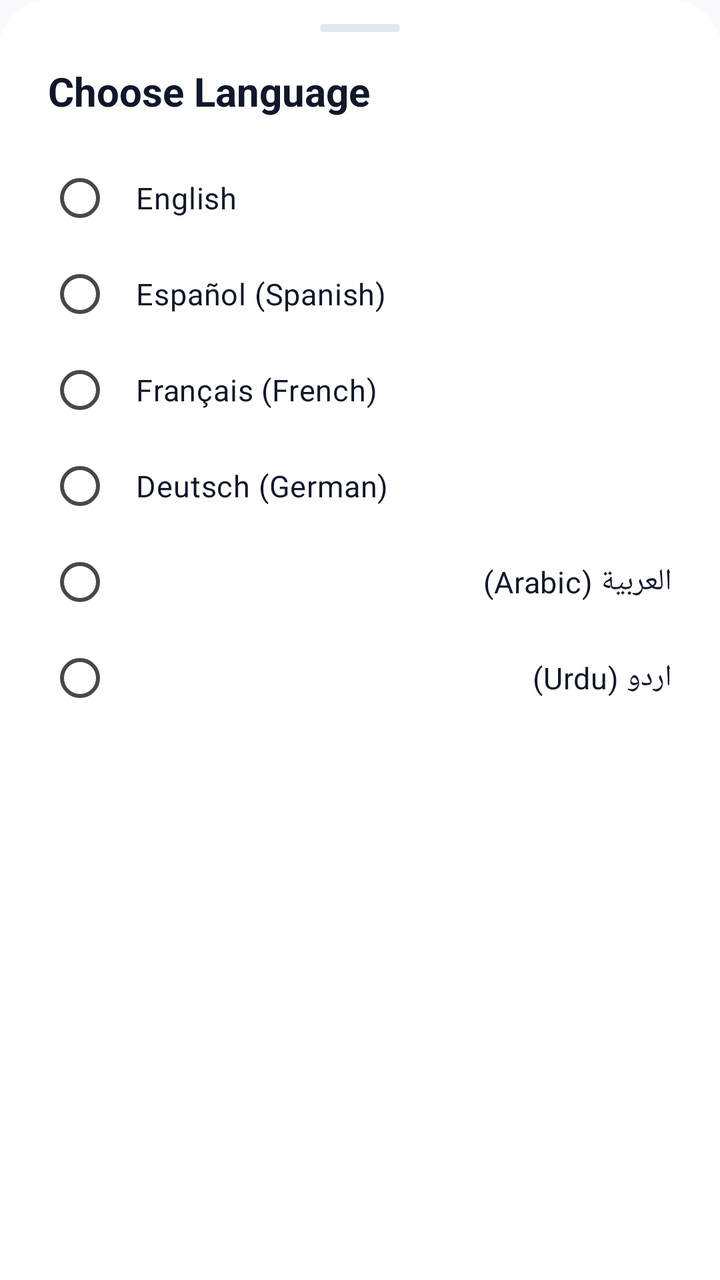
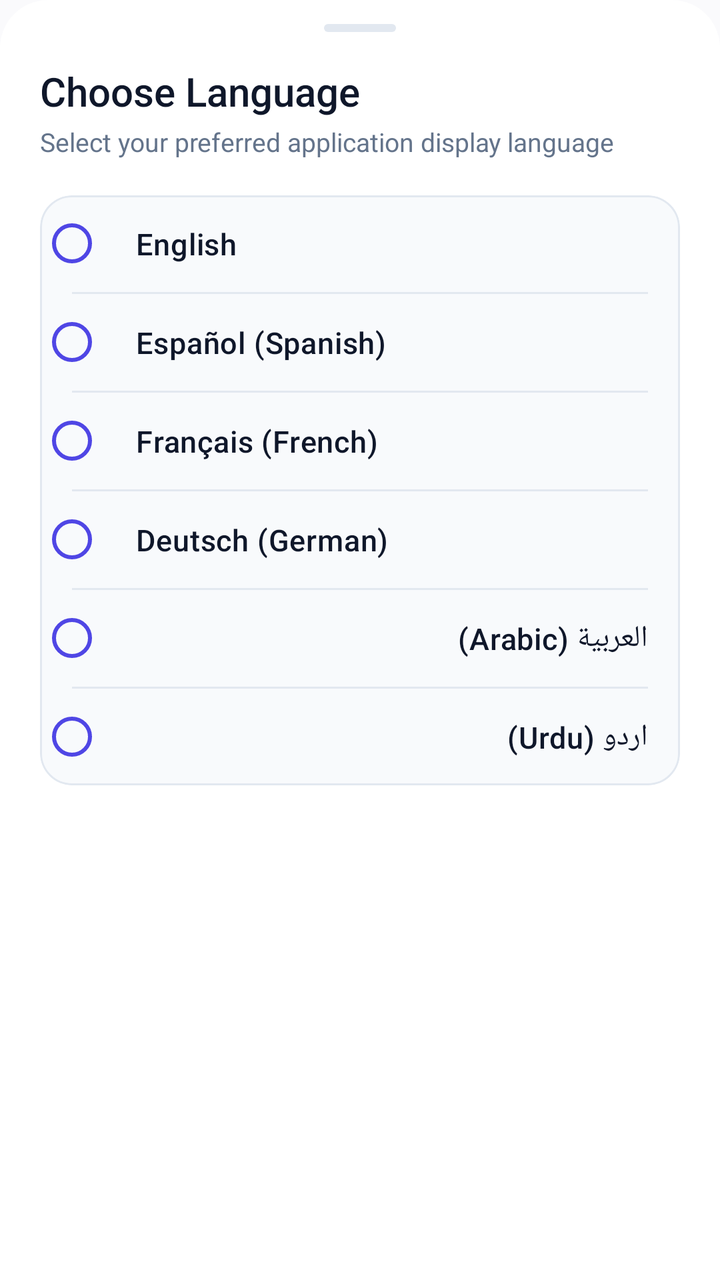

An Android layout rendered at two revisions. The XML below is the earlier revision; the diff shows what the commit changed to produce the second picture.
<!-- AndroidManifest.xml: application theme Theme.VEIL -->
<!-- res/layout/dialog_language_settings.xml -->
<?xml version="1.0" encoding="utf-8"?>
<LinearLayout xmlns:android="http://schemas.android.com/apk/res/android"
    xmlns:app="http://schemas.android.com/apk/res-auto"
    android:layout_width="match_parent"
    android:layout_height="wrap_content"
    android:background="@drawable/bg_bottom_sheet_modern"
    android:orientation="vertical"
    android:paddingStart="24dp"
    android:paddingTop="12dp"
    android:paddingEnd="24dp"
    android:paddingBottom="24dp">

    
    <View
        android:layout_width="40dp"
        android:layout_height="4dp"
        android:layout_gravity="center_horizontal"
        android:layout_marginBottom="16dp"
        android:background="@drawable/bg_attach_item"
        android:backgroundTint="@color/colorOutline" />

    <TextView
        android:layout_width="wrap_content"
        android:layout_height="wrap_content"
        android:text="Choose Language"
        android:textColor="@color/colorTextPrimary"
        android:textSize="20sp"
        android:textStyle="bold" />

    <RadioGroup
        android:id="@+id/rgLanguages"
        android:layout_width="match_parent"
        android:layout_height="wrap_content"
        android:layout_marginTop="16dp">

        <RadioButton
            android:id="@+id/rbLangEn"
            android:layout_width="match_parent"
            android:layout_height="wrap_content"
            android:paddingStart="12dp"
            android:paddingTop="8dp"
            android:paddingBottom="8dp"
            android:text="English"
            android:textColor="@color/colorTextPrimary"
            android:textSize="15sp" />

        <RadioButton
            android:id="@+id/rbLangEs"
            android:layout_width="match_parent"
            android:layout_height="wrap_content"
            android:paddingStart="12dp"
            android:paddingTop="8dp"
            android:paddingBottom="8dp"
            android:text="Español (Spanish)"
            android:textColor="@color/colorTextPrimary"
            android:textSize="15sp" />

        <RadioButton
            android:id="@+id/rbLangFr"
            android:layout_width="match_parent"
            android:layout_height="wrap_content"
            android:paddingStart="12dp"
            android:paddingTop="8dp"
            android:paddingBottom="8dp"
            android:text="Français (French)"
            android:textColor="@color/colorTextPrimary"
            android:textSize="15sp" />

        <RadioButton
            android:id="@+id/rbLangDe"
            android:layout_width="match_parent"
            android:layout_height="wrap_content"
            android:paddingStart="12dp"
            android:paddingTop="8dp"
            android:paddingBottom="8dp"
            android:text="Deutsch (German)"
            android:textColor="@color/colorTextPrimary"
            android:textSize="15sp" />

        <RadioButton
            android:id="@+id/rbLangAr"
            android:layout_width="match_parent"
            android:layout_height="wrap_content"
            android:paddingStart="12dp"
            android:paddingTop="8dp"
            android:paddingBottom="8dp"
            android:text="العربية (Arabic)"
            android:textColor="@color/colorTextPrimary"
            android:textSize="15sp" />

        <RadioButton
            android:id="@+id/rbLangUr"
            android:layout_width="match_parent"
            android:layout_height="wrap_content"
            android:paddingStart="12dp"
            android:paddingTop="8dp"
            android:paddingBottom="8dp"
            android:text="اردو (Urdu)"
            android:textColor="@color/colorTextPrimary"
            android:textSize="15sp" />
    </RadioGroup>

</LinearLayout>
<!-- resources referenced by this layout -->
<resources>
  <color name="colorTextPrimary">#0F172A</color>
  <!-- drawable bg_attach_item (drawable) -->
  <?xml version="1.0" encoding="utf-8"?>
  <shape xmlns:android="http://schemas.android.com/apk/res/android"
      android:shape="rectangle">
      <corners android:radius="18dp" />
      <solid android:color="@color/colorSurfaceVariant" />
  </shape>
  <!-- drawable bg_bottom_sheet_modern (drawable) -->
  <?xml version="1.0" encoding="utf-8"?>
  <shape xmlns:android="http://schemas.android.com/apk/res/android">
      <solid android:color="@color/colorSurface" />
      <corners
          android:topLeftRadius="24dp"
          android:topRightRadius="24dp" />
  </shape>
  <color name="colorSurface">#FFFFFF</color>
  <style name="Base.Theme.VEIL" parent="Theme.Material3.DayNight.NoActionBar">
          <item name="android:statusBarColor">@android:color/transparent</item>
          <item name="android:navigationBarColor">@android:color/transparent</item>
          <item name="android:windowLightStatusBar" tools:targetApi="m">true</item>
          <item name="colorPrimary">@color/colorPrimary</item>
          <item name="colorOnPrimary">@color/colorOnPrimary</item>
          <item name="colorPrimaryContainer">@color/colorPrimaryContainer</item>
          <item name="colorOnPrimaryContainer">@color/colorOnPrimaryContainer</item>
          <item name="colorSurface">@color/colorSurface</item>
          <item name="colorSurfaceVariant">@color/colorSurfaceVariant</item>
          <item name="colorOutline">@color/colorOutline</item>
          <item name="android:colorBackground">@color/colorBackground</item>
          <item name="bottomSheetDialogTheme">@style/ModernBottomSheetDialogTheme</item>
      </style>
  <color name="colorPrimary">#4F46E5</color>
  <!-- unchanged entries left out for length: 9 -->
</resources>

<!-- the commit's change to res/layout/dialog_language_settings.xml (unified diff, before → after) -->
@@ -3,101 +3,179 @@
     xmlns:app="http://schemas.android.com/apk/res-auto"
     android:layout_width="match_parent"
     android:layout_height="wrap_content"
-    android:background="@drawable/bg_bottom_sheet_modern"
+    android:background="@drawable/bottom_sheet_background"
     android:orientation="vertical"
-    android:paddingStart="24dp"
+    android:paddingStart="20dp"
     android:paddingTop="12dp"
-    android:paddingEnd="24dp"
-    android:paddingBottom="24dp">
+    android:paddingEnd="20dp"
+    android:paddingBottom="28dp">
 
     
     <View
-        android:layout_width="40dp"
+        android:layout_width="36dp"
         android:layout_height="4dp"
         android:layout_gravity="center_horizontal"
         android:layout_marginBottom="16dp"
-        android:background="@drawable/bg_attach_item"
-        android:backgroundTint="@color/colorOutline" />
+        android:background="@drawable/bg_persona_drag_handle" />
 
     <TextView
         android:layout_width="wrap_content"
         android:layout_height="wrap_content"
         android:text="Choose Language"
-        android:textColor="@color/colorTextPrimary"
+        android:textColor="@color/textPrimary"
         android:textSize="20sp"
-        android:textStyle="bold" />
+        android:fontFamily="sans-serif-medium" />
 
-    <RadioGroup
-        android:id="@+id/rgLanguages"
+    <TextView
+        android:layout_width="wrap_content"
+        android:layout_height="wrap_content"
+        android:layout_marginTop="3dp"
+        android:layout_marginBottom="18dp"
+        android:text="Select your preferred application display language"
+        android:textColor="@color/textSecondary"
+        android:textSize="13sp" />
+
+    
+    <com.google.android.material.card.MaterialCardView
         android:layout_width="match_parent"
         android:layout_height="wrap_content"
-        android:layout_marginTop="16dp">
+        app:cardCornerRadius="16dp"
+        app:cardElevation="0dp"
+        app:strokeWidth="1dp"
+        app:strokeColor="@color/colorOutline"
+        app:cardBackgroundColor="@color/colorSurfaceContainerLow">
 
-        <RadioButton
-            android:id="@+id/rbLangEn"
+        <RadioGroup
+            android:id="@+id/rgLanguages"
             android:layout_width="match_parent"
-            android:layout_height="wrap_content"
-            android:paddingStart="12dp"
-            android:paddingTop="8dp"
-            android:paddingBottom="8dp"
-            android:text="English"
-            android:textColor="@color/colorTextPrimary"
-            android:textSize="15sp" />
+            android:layout_height="wrap_content">
 
-        <RadioButton
-            android:id="@+id/rbLangEs"
-            android:layout_width="match_parent"
-            android:layout_height="wrap_content"
-            android:paddingStart="12dp"
-            android:paddingTop="8dp"
-            android:paddingBottom="8dp"
-            android:text="Español (Spanish)"
-            android:textColor="@color/colorTextPrimary"
-            android:textSize="15sp" />
+            <RadioButton
+                android:id="@+id/rbLangEn"
+                android:layout_width="match_parent"
+                android:layout_height="wrap_content"
+                android:background="?attr/selectableItemBackground"
+                android:paddingStart="16dp"
+                android:paddingTop="14dp"
+                android:paddingEnd="16dp"
+                android:paddingBottom="14dp"
+                android:text="English"
+                android:textColor="@color/textPrimary"
+                android:textSize="15sp"
+                android:fontFamily="sans-serif-medium"
+                app:buttonTint="@color/colorPrimary" />
 
-        <RadioButton
-            android:id="@+id/rbLangFr"
-            android:layout_width="match_parent"
-            android:layout_height="wrap_content"
-            android:paddingStart="12dp"
-            android:paddingTop="8dp"
-            android:paddingBottom="8dp"
-            android:text="Français (French)"
-            android:textColor="@color/colorTextPrimary"
-            android:textSize="15sp" />
+            <View
+                android:layout_width="match_parent"
+                android:layout_height="1dp"
+                android:layout_marginStart="16dp"
+                android:layout_marginEnd="16dp"
+                android:background="@color/colorOutline" />
 
-        <RadioButton
-            android:id="@+id/rbLangDe"
-            android:layout_width="match_parent"
-            android:layout_height="wrap_content"
-            android:paddingStart="12dp"
-            android:paddingTop="8dp"
-            android:paddingBottom="8dp"
-            android:text="Deutsch (German)"
-            android:textColor="@color/colorTextPrimary"
-            android:textSize="15sp" />
+            <RadioButton
+                android:id="@+id/rbLangEs"
+                android:layout_width="match_parent"
+                android:layout_height="wrap_content"
+                android:background="?attr/selectableItemBackground"
+                android:paddingStart="16dp"
+                android:paddingTop="14dp"
+                android:paddingEnd="16dp"
+                android:paddingBottom="14dp"
+                android:text="Español (Spanish)"
+                android:textColor="@color/textPrimary"
+                android:textSize="15sp"
+                android:fontFamily="sans-serif-medium"
+                app:buttonTint="@color/colorPrimary" />
 
-        <RadioButton
-            android:id="@+id/rbLangAr"
-            android:layout_width="match_parent"
-            android:layout_height="wrap_content"
-            android:paddingStart="12dp"
-            android:paddingTop="8dp"
-            android:paddingBottom="8dp"
-            android:text="العربية (Arabic)"
-            android:textColor="@color/colorTextPrimary"
-            android:textSize="15sp" />
+            <View
+                android:layout_width="match_parent"
+                android:layout_height="1dp"
+                android:layout_marginStart="16dp"
+                android:layout_marginEnd="16dp"
+                android:background="@color/colorOutline" />
 
-        <RadioButton
-            android:id="@+id/rbLangUr"
-            android:layout_width="match_parent"
-            android:layout_height="wrap_content"
-            android:paddingStart="12dp"
-            android:paddingTop="8dp"
-            android:paddingBottom="8dp"
-            android:text="اردو (Urdu)"
-            android:textColor="@color/colorTextPrimary"
-            android:textSize="15sp" />
-    </RadioGroup>
+            <RadioButton
+                android:id="@+id/rbLangFr"
+                android:layout_width="match_parent"
+                android:layout_height="wrap_content"
+                android:background="?attr/selectableItemBackground"
+                android:paddingStart="16dp"
+                android:paddingTop="14dp"
+                android:paddingEnd="16dp"
+                android:paddingBottom="14dp"
+                android:text="Français (French)"
+                android:textColor="@color/textPrimary"
+                android:textSize="15sp"
+                android:fontFamily="sans-serif-medium"
+                app:buttonTint="@color/colorPrimary" />
+
+            <View
+                android:layout_width="match_parent"
+                android:layout_height="1dp"
+                android:layout_marginStart="16dp"
+                android:layout_marginEnd="16dp"
+                android:background="@color/colorOutline" />
+
+            <RadioButton
+                android:id="@+id/rbLangDe"
+                android:layout_width="match_parent"
+                android:layout_height="wrap_content"
+                android:background="?attr/selectableItemBackground"
+                android:paddingStart="16dp"
+                android:paddingTop="14dp"
+                android:paddingEnd="16dp"
+                android:paddingBottom="14dp"
+                android:text="Deutsch (German)"
+                android:textColor="@color/textPrimary"
+                android:textSize="15sp"
+                android:fontFamily="sans-serif-medium"
+                app:buttonTint="@color/colorPrimary" />
+
+            <View
+                android:layout_width="match_parent"
+                android:layout_height="1dp"
+                android:layout_marginStart="16dp"
+                android:layout_marginEnd="16dp"
+                android:background="@color/colorOutline" />
+
+            <RadioButton
+                android:id="@+id/rbLangAr"
+                android:layout_width="match_parent"
+                android:layout_height="wrap_content"
+                android:background="?attr/selectableItemBackground"
+                android:paddingStart="16dp"
+                android:paddingTop="14dp"
+                android:paddingEnd="16dp"
+                android:paddingBottom="14dp"
+                android:text="العربية (Arabic)"
+                android:textColor="@color/textPrimary"
+                android:textSize="15sp"
+                android:fontFamily="sans-serif-medium"
+                app:buttonTint="@color/colorPrimary" />
+
+            <View
+                android:layout_width="match_parent"
+                android:layout_height="1dp"
+                android:layout_marginStart="16dp"
+                android:layout_marginEnd="16dp"
+                android:background="@color/colorOutline" />
+
+            <RadioButton
+                android:id="@+id/rbLangUr"
+                android:layout_width="match_parent"
+                android:layout_height="wrap_content"
+                android:background="?attr/selectableItemBackground"
+                android:paddingStart="16dp"
+                android:paddingTop="14dp"
+                android:paddingEnd="16dp"
+                android:paddingBottom="14dp"
+                android:text="اردو (Urdu)"
+                android:textColor="@color/textPrimary"
+                android:textSize="15sp"
+                android:fontFamily="sans-serif-medium"
+                app:buttonTint="@color/colorPrimary" />
+
+        </RadioGroup>
+    </com.google.android.material.card.MaterialCardView>
 
 </LinearLayout>
<!-- resource entries referenced after the edit -->
@@ -1,21 +1,5 @@
 <!-- resources referenced by this layout -->
 <resources>
-  <color name="colorTextPrimary">#0F172A</color>
-  <!-- drawable bg_attach_item (drawable) -->
-  <?xml version="1.0" encoding="utf-8"?>
-  <shape xmlns:android="http://schemas.android.com/apk/res/android"
-      android:shape="rectangle">
-      <corners android:radius="18dp" />
-      <solid android:color="@color/colorSurfaceVariant" />
-  </shape>
-  <!-- drawable bg_bottom_sheet_modern (drawable) -->
-  <?xml version="1.0" encoding="utf-8"?>
-  <shape xmlns:android="http://schemas.android.com/apk/res/android">
-      <solid android:color="@color/colorSurface" />
-      <corners
-          android:topLeftRadius="24dp"
-          android:topRightRadius="24dp" />
-  </shape>
   <color name="colorSurface">#FFFFFF</color>
   <style name="Base.Theme.VEIL" parent="Theme.Material3.DayNight.NoActionBar">
           <item name="android:statusBarColor">@android:color/transparent</item>
@@ -25,13 +9,64 @@
           <item name="colorOnPrimary">@color/colorOnPrimary</item>
           <item name="colorPrimaryContainer">@color/colorPrimaryContainer</item>
           <item name="colorOnPrimaryContainer">@color/colorOnPrimaryContainer</item>
+          <item name="colorSecondary">@color/colorSecondary</item>
+          <item name="colorOnSecondary">@color/colorOnSecondary</item>
+          <item name="colorSecondaryContainer">@color/colorSecondaryContainer</item>
+          <item name="colorOnSecondaryContainer">@color/colorOnSecondaryContainer</item>
+          <item name="colorTertiary">@color/colorTertiary</item>
+          <item name="colorOnTertiary">@color/colorOnTertiary</item>
+          <item name="colorTertiaryContainer">@color/colorTertiaryContainer</item>
+          <item name="colorOnTertiaryContainer">@color/colorOnTertiaryContainer</item>
           <item name="colorSurface">@color/colorSurface</item>
+          <item name="colorOnSurface">@color/colorOnSurface</item>
           <item name="colorSurfaceVariant">@color/colorSurfaceVariant</item>
+          <item name="colorOnSurfaceVariant">@color/colorOnSurfaceVariant</item>
+          <item name="colorSurfaceDim">@color/colorSurfaceDim</item>
+          <item name="colorSurfaceBright">@color/colorSurfaceBright</item>
+          <item name="colorSurfaceContainerLowest">@color/colorSurfaceContainerLowest</item>
+          <item name="colorSurfaceContainerLow">@color/colorSurfaceContainerLow</item>
+          <item name="colorSurfaceContainer">@color/colorSurfaceContainer</item>
+          <item name="colorSurfaceContainerHigh">@color/colorSurfaceContainerHigh</item>
+          <item name="colorSurfaceContainerHighest">@color/colorSurfaceContainerHighest</item>
           <item name="colorOutline">@color/colorOutline</item>
           <item name="android:colorBackground">@color/colorBackground</item>
           <item name="bottomSheetDialogTheme">@style/ModernBottomSheetDialogTheme</item>
       </style>
+  <color name="colorSecondary">#0D9488</color>
+  <color name="colorOnSecondary">#FFFFFF</color>
+  <color name="colorSecondaryContainer">#EEF2FF</color>
+  <color name="colorOnSecondaryContainer">#3730A3</color>
+  <color name="colorTertiary">#06B6D4</color>
+  <color name="colorOnTertiary">#FFFFFF</color>
+  <color name="colorTertiaryContainer">#ECFEFF</color>
+  <color name="colorOnTertiaryContainer">#155E75</color>
+  <color name="colorOnSurface">#0F172A</color>
+  <color name="colorOnSurfaceVariant">#475569</color>
+  <color name="colorSurfaceDim">#E2E8F0</color>
+  <color name="colorSurfaceBright">#FFFFFF</color>
+  <color name="colorSurfaceContainerLowest">#FFFFFF</color>
+  <color name="colorSurfaceContainer">#F1F5F9</color>
+  <color name="colorSurfaceContainerHigh">#E2E8F0</color>
+  <color name="colorSurfaceContainerHighest">#CBD5E1</color>
   <color name="colorPrimary">#4F46E5</color>
+  <color name="colorSurfaceContainerLow">#F8FAFC</color>
+  <color name="textPrimary">#0F172A</color>
+  <color name="textSecondary">#64748B</color>
+  <!-- drawable bg_persona_drag_handle (drawable) -->
+  <?xml version="1.0" encoding="utf-8"?>
+  <shape xmlns:android="http://schemas.android.com/apk/res/android"
+      android:shape="rectangle">
+      <solid android:color="@color/colorOutline" />
+      <corners android:radius="2dp" />
+  </shape>
+  <!-- drawable bottom_sheet_background (drawable) -->
+  <?xml version="1.0" encoding="utf-8"?>
+  <shape xmlns:android="http://schemas.android.com/apk/res/android">
+      <solid android:color="@color/colorSurface" />
+      <corners
+          android:topLeftRadius="24dp"
+          android:topRightRadius="24dp" />
+  </shape>
   <!-- unchanged entries left out for length: 9 -->
 </resources>
 
